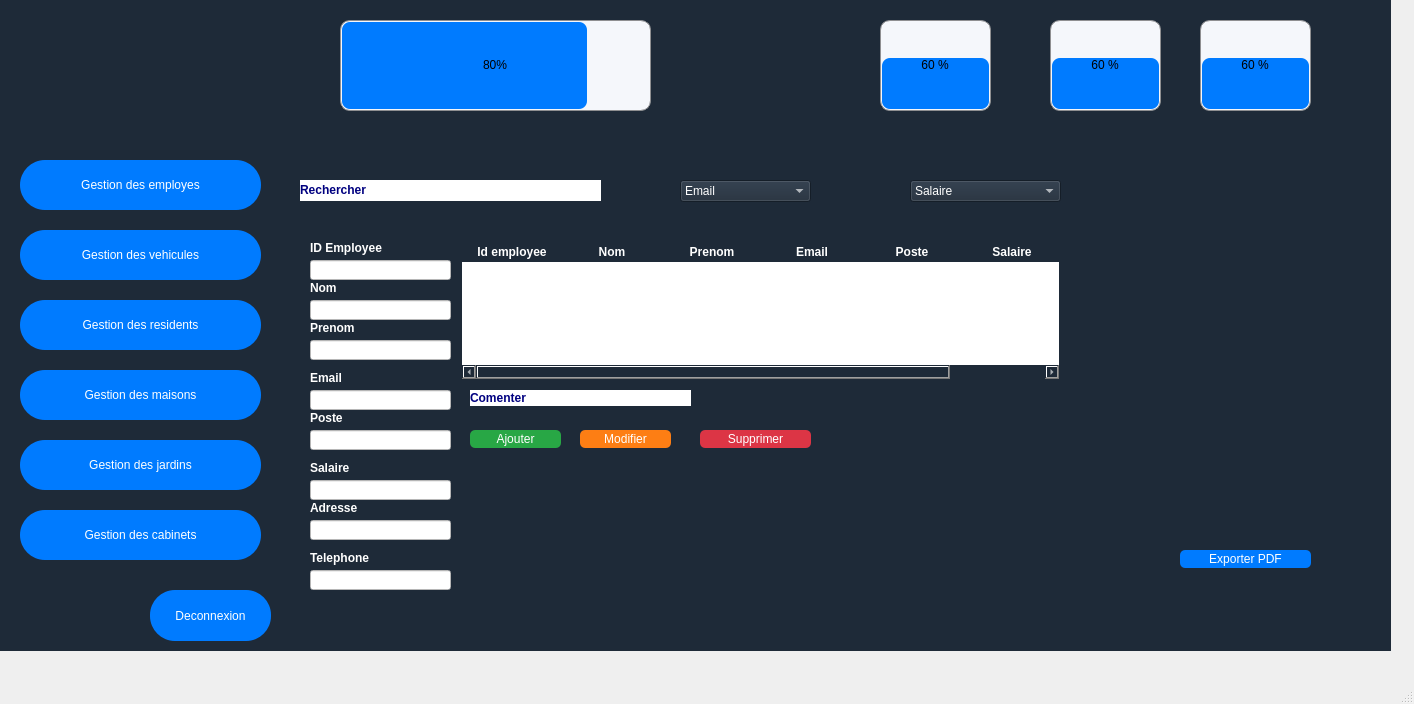
Old version of the form mainwindow.ui in the repository hamdidhiaeddine/SmartCity-.
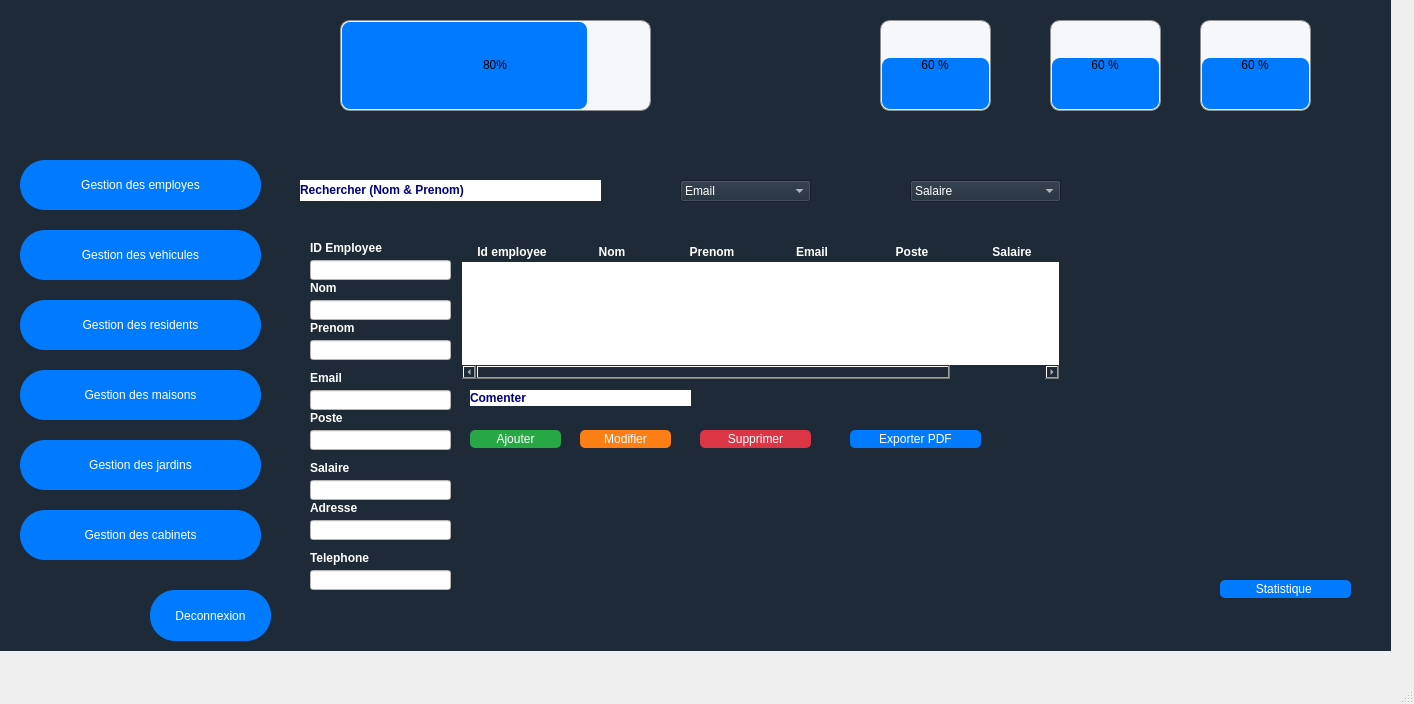
New version of the form. The open tabs and pages were chosen to show the change. Icons and pictures are not drawn.

Diff of the .ui file:
```diff
--- a/mainwindow.ui
+++ b/mainwindow.ui
@@ -274,7 +274,7 @@
     font: 10pt &quot;Arial&quot;;</string>
          </property>
          <property name="text">
-          <string>&lt;html&gt;&lt;head/&gt;&lt;body&gt;&lt;p&gt;&lt;span style=&quot; font-weight:700; color:#00007f;&quot;&gt;Rechercher&lt;/span&gt;&lt;/p&gt;&lt;/body&gt;&lt;/html&gt;</string>
+          <string>&lt;html&gt;&lt;head/&gt;&lt;body&gt;&lt;p&gt;&lt;span style=&quot; font-weight:700; color:#00007f;&quot;&gt;Rechercher (Nom &amp;amp; Prenom)&lt;/span&gt;&lt;/p&gt;&lt;/body&gt;&lt;/html&gt;</string>
          </property>
         </widget>
         <widget class="QComboBox" name="triemail">
@@ -437,8 +437,8 @@
         <widget class="QPushButton" name="exporter">
          <property name="geometry">
           <rect>
-           <x>890</x>
-           <y>310</y>
+           <x>560</x>
+           <y>190</y>
            <width>131</width>
            <height>18</height>
           </rect>
@@ -829,6 +829,27 @@
           </property>
          </widget>
         </widget>
+        <widget class="QPushButton" name="stat_emp">
+         <property name="geometry">
+          <rect>
+           <x>930</x>
+           <y>340</y>
+           <width>131</width>
+           <height>18</height>
+          </rect>
+         </property>
+         <property name="styleSheet">
+          <string notr="true">QPushButton {
+    background-color: #007bff;
+    color: white;
+    border-radius: 5px;
+}
+</string>
+         </property>
+         <property name="text">
+          <string>Statistique </string>
+         </property>
+        </widget>
        </widget>
       </widget>
      </widget>
```
Left out of the diff: 26 changed lines with no effect on the pictures.
